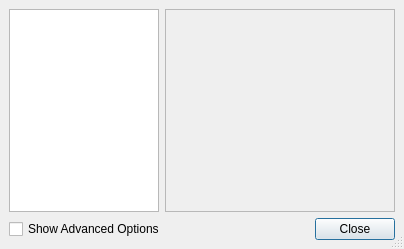
First picture: the form in starviewer/src/interface/qconfigurationdialogbase.ui, repository starviewer-medical/starviewer, before the edit.
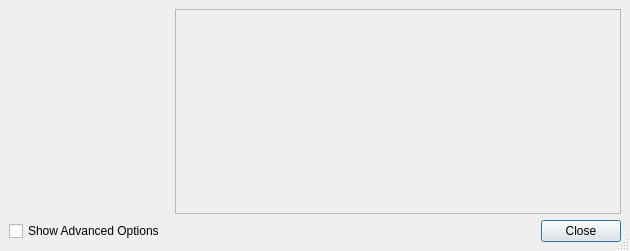
Second picture: the form after the edit. Icons and pictures are not drawn.

Commit message:
ENH: Unifying visual style.
Many changes have been carried out in order to improve the style.

QToolButtons have been replaced by QPushButtons in some dialogs.

Some new icons have been added.

Configuration dialog selecto has been modified in order to allow a
better display of the captions.

Patch:
```diff
--- a/starviewer/src/interface/qconfigurationdialogbase.ui
+++ b/starviewer/src/interface/qconfigurationdialogbase.ui
@@ -6,8 +6,8 @@
    <rect>
     <x>0</x>
     <y>0</y>
-    <width>404</width>
-    <height>249</height>
+    <width>630</width>
+    <height>251</height>
    </rect>
   </property>
   <property name="windowIcon">
@@ -17,10 +17,7 @@
   <property name="sizeGripEnabled">
    <bool>true</bool>
   </property>
-  <layout class="QVBoxLayout">
-   <property name="spacing">
-    <number>6</number>
-   </property>
+  <layout class="QGridLayout" name="gridLayout">
    <property name="leftMargin">
     <number>9</number>
    </property>
@@ -33,7 +30,50 @@
    <property name="bottomMargin">
     <number>9</number>
    </property>
-   <item>
+   <item row="1" column="0">
+    <widget class="QCheckBox" name="m_viewAdvancedOptions">
+     <property name="text">
+      <string>Show Advanced Options</string>
+     </property>
+    </widget>
+   </item>
+   <item row="1" column="2">
+    <widget class="QPushButton" name="m_okButton">
+     <property name="text">
+      <string>Close</string>
+     </property>
+     <property name="icon">
+      <iconset resource="../main/main.qrc">
+       <normaloff>:/images/icons/window-close.svg</normaloff>:/images/icons/window-close.svg</iconset>
+     </property>
+     <property name="shortcut">
+      <string>Alt+B</string>
+     </property>
+     <property name="autoDefault">
+      <bool>true</bool>
+     </property>
+     <property name="default">
+      <bool>true</bool>
+     </property>
+    </widget>
+   </item>
+   <item row="1" column="1">
+    <spacer>
+     <property name="orientation">
+      <enum>Qt::Horizontal</enum>
+     </property>
+     <property name="sizeType">
+      <enum>QSizePolicy::Expanding</enum>
+     </property>
+     <property name="sizeHint" stdset="0">
+      <size>
+       <width>388</width>
+       <height>20</height>
+      </size>
+     </property>
+    </spacer>
+   </item>
+   <item row="0" column="0" colspan="3">
     <layout class="QHBoxLayout">
      <property name="spacing">
       <number>6</number>
@@ -52,29 +92,65 @@
      </property>
      <item>
       <widget class="QListWidget" name="m_optionsList">
-       <property name="sizePolicy">
-        <sizepolicy hsizetype="Minimum" vsizetype="Minimum">
-         <horstretch>0</horstretch>
-         <verstretch>0</verstretch>
-        </sizepolicy>
+       <property name="minimumSize">
+        <size>
+         <width>160</width>
+         <height>0</height>
+        </size>
        </property>
        <property name="maximumSize">
         <size>
-         <width>150</width>
+         <width>160</width>
          <height>16777215</height>
         </size>
        </property>
        <property name="focusPolicy">
         <enum>Qt::NoFocus</enum>
        </property>
+       <property name="styleSheet">
+        <string notr="true">background-color: rgba(255, 255, 255,0);</string>
+       </property>
+       <property name="frameShape">
+        <enum>QFrame::NoFrame</enum>
+       </property>
+       <property name="frameShadow">
+        <enum>QFrame::Plain</enum>
+       </property>
+       <property name="horizontalScrollBarPolicy">
+        <enum>Qt::ScrollBarAlwaysOff</enum>
+       </property>
+       <property name="dragDropMode">
+        <enum>QAbstractItemView::NoDragDrop</enum>
+       </property>
+       <property name="selectionBehavior">
+        <enum>QAbstractItemView::SelectRows</enum>
+       </property>
        <property name="iconSize">
         <size>
          <width>48</width>
          <height>48</height>
         </size>
        </property>
+       <property name="movement">
+        <enum>QListView::Static</enum>
+       </property>
+       <property name="flow">
+        <enum>QListView::LeftToRight</enum>
+       </property>
        <property name="spacing">
-        <number>2</number>
+        <number>8</number>
+       </property>
+       <property name="gridSize">
+        <size>
+         <width>160</width>
+         <height>75</height>
+        </size>
+       </property>
+       <property name="viewMode">
+        <enum>QListView::IconMode</enum>
+       </property>
+       <property name="wordWrap">
+        <bool>true</bool>
        </property>
       </widget>
      </item>
@@ -90,64 +166,6 @@
      </item>
     </layout>
    </item>
-   <item>
-    <layout class="QHBoxLayout">
-     <property name="spacing">
-      <number>6</number>
-     </property>
-     <property name="leftMargin">
-      <number>0</number>
-     </property>
-     <property name="topMargin">
-      <number>0</number>
-     </property>
-     <property name="rightMargin">
-      <number>0</number>
-     </property>
-     <property name="bottomMargin">
-      <number>0</number>
-     </property>
-     <item>
-      <widget class="QCheckBox" name="m_viewAdvancedOptions">
-       <property name="text">
-        <string>Show Advanced Options</string>
-       </property>
-      </widget>
-     </item>
-     <item>
-      <spacer>
-       <property name="orientation">
-        <enum>Qt::Horizontal</enum>
-       </property>
-       <property name="sizeType">
-        <enum>QSizePolicy::Expanding</enum>
-       </property>
-       <property name="sizeHint" stdset="0">
-        <size>
-         <width>388</width>
-         <height>20</height>
-        </size>
-       </property>
-      </spacer>
-     </item>
-     <item>
-      <widget class="QPushButton" name="m_okButton">
-       <property name="text">
-        <string>Close</string>
-       </property>
-       <property name="shortcut">
-        <string>Alt+B</string>
-       </property>
-       <property name="autoDefault">
-        <bool>true</bool>
-       </property>
-       <property name="default">
-        <bool>true</bool>
-       </property>
-      </widget>
-     </item>
-    </layout>
-   </item>
   </layout>
  </widget>
  <tabstops>
```
Left out of the diff: 3 changed lines with no effect on the pictures. The commit also changes 37 other files.
